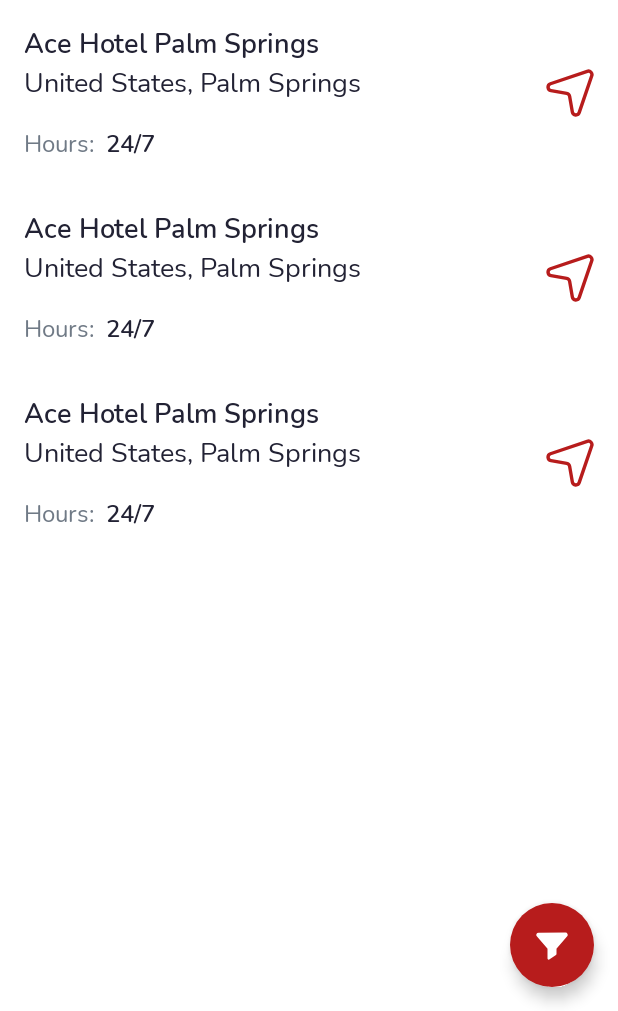
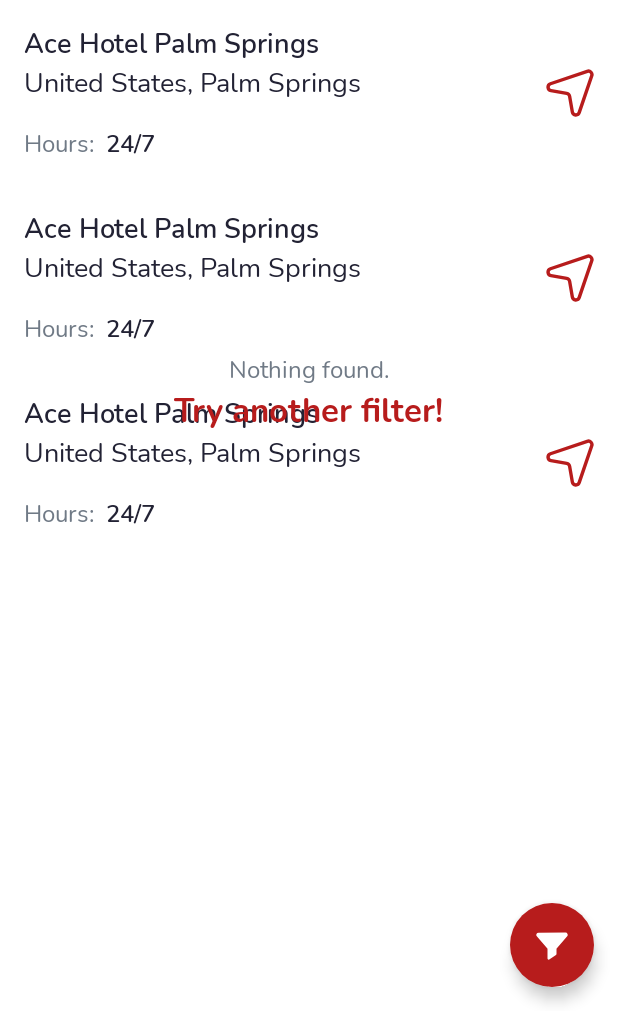
Before and after one commit to thejunglegiant/TeslaStations, an Android app: the layout fragment_stations_list.xml on its own in the app's theme, with its tools: preview values and no code run, on a phone screen of 412 x 824 dp, the part 225-1236 px from its top. Run offline under Robolectric (Android 15) with nearby library versions, the phone set to English and light mode, and no system bars.

Commit message:
small fixes

```diff
--- a/app/src/main/java/com/thejunglegiant/teslastations/presentation/list/PaginationListener.kt
+++ b/app/src/main/java/com/thejunglegiant/teslastations/presentation/core/PaginationListener.kt
@@ -1,8 +1,9 @@
-package com.thejunglegiant.teslastations.presentation.list
+package com.thejunglegiant.teslastations.presentation.core
 
 import android.widget.AbsListView
 import androidx.recyclerview.widget.LinearLayoutManager
 import androidx.recyclerview.widget.RecyclerView
+import com.thejunglegiant.teslastations.presentation.list.ListStationsViewModel
 
 class PaginationListener : RecyclerView.OnScrollListener() {
     var isLoading = false
--- a/app/src/main/java/com/thejunglegiant/teslastations/presentation/list/StationsListAdapter.kt
+++ b/app/src/main/java/com/thejunglegiant/teslastations/presentation/list/StationsListAdapter.kt
@@ -11,6 +11,8 @@ import com.thejunglegiant.teslastations.presentation.core.adapters.BaseAdapter
 import com.thejunglegiant.teslastations.presentation.core.adapters.BaseViewHolder
 
 class StationsListAdapter : BaseAdapter<StationEntity>() {
+    var isLastPage: Boolean = false
+
     override fun onCreateViewHolder(
         parent: ViewGroup,
         viewType: Int
@@ -46,11 +48,11 @@ class StationsListAdapter : BaseAdapter<StationEntity>() {
     }
 
     override fun getItemCount(): Int {
-        return super.getItemCount() + 1
+        return super.getItemCount() + if (isLastPage) 0 else 1
     }
 
     override fun getItemViewType(position: Int): Int {
-        return if (position == itemCount - 1) {
+        return if (position == itemCount - 1 && !isLastPage) {
             LOADING_VIEW_TYPE
         } else {
             STATION_VIEW_TYPE
--- a/app/src/main/java/com/thejunglegiant/teslastations/presentation/list/filter/models/FilterEvent.kt
+++ b/app/src/main/java/com/thejunglegiant/teslastations/presentation/list/filter/models/FilterEvent.kt
@@ -1,8 +1,10 @@
 package com.thejunglegiant.teslastations.presentation.list.filter.models
+
+import com.thejunglegiant.teslastations.domain.entity.CountryEntity
 
 sealed class FilterEvent {
     object EnterScreen : FilterEvent()
     object ContinentDisabled : FilterEvent()
     data class ContinentClicked(val continentId: Int) : FilterEvent()
-    data class CountryClicked(val countryIso: String) : FilterEvent()
+    data class CountryClicked(val country: CountryEntity) : FilterEvent()
 }
--- a/app/src/main/res/layout/fragment_stations_list.xml
+++ b/app/src/main/res/layout/fragment_stations_list.xml
@@ -25,6 +25,33 @@
         app:layout_behavior="@string/appbar_scrolling_view_behavior"
         tools:listitem="@layout/item_list_station" />
 
+    <LinearLayout
+        android:id="@+id/no_items_placeholder"
+        android:layout_width="match_parent"
+        android:layout_height="match_parent"
+        android:background="?android:attr/selectableItemBackgroundBorderless"
+        android:gravity="center"
+        android:orientation="vertical"
+        android:visibility="gone"
+        tools:visibility="visible">
+
+        <TextView
+            android:layout_width="wrap_content"
+            android:layout_height="wrap_content"
+            android:fontFamily="@font/nunito_regular"
+            android:text="@string/no_items_placeholder_small"
+            android:textColor="@color/gull_gray"
+            android:textSize="@dimen/text.size.medium" />
+
+        <TextView
+            android:layout_width="wrap_content"
+            android:layout_height="wrap_content"
+            android:fontFamily="@font/nunito_bold"
+            android:text="@string/no_items_placeholder_big"
+            android:textColor="@color/thunderbird"
+            android:textSize="@dimen/text.size.x_large" />
+    </LinearLayout>
+
     <com.google.android.material.floatingactionbutton.FloatingActionButton
         android:id="@+id/fab_filter"
         android:layout_width="wrap_content"
--- a/app/src/main/res/navigation/nav_graph.xml
+++ b/app/src/main/res/navigation/nav_graph.xml
@@ -31,6 +31,9 @@
             app:exitAnim="@anim/slide_out_right"
             app:popEnterAnim="@anim/slide_in_right"
             app:popExitAnim="@anim/slide_out_left" />
+        <action
+            android:id="@+id/action_mapFragment_to_regionFilterBottomDialog"
+            app:destination="@id/regionFilterBottomDialog" />
     </fragment>
 
     <fragment
--- a/app/src/main/res/values/strings.xml
+++ b/app/src/main/res/values/strings.xml
@@ -21,4 +21,6 @@
     <string name="filter_choose_country">Choose country:</string>
     <string name="filter">Filter</string>
     <string name="choose_continent_or_country">Choose continent or country at first</string>
+    <string name="no_items_placeholder_small">Nothing found.</string>
+    <string name="no_items_placeholder_big">Try another filter!</string>
 </resources>
```
Also changed, not shown: app/src/main/assets/continents.json (+4 -4 lines), app/src/main/assets/countries.json (+4 -4 lines), app/src/main/java/com/thejunglegiant/teslastations/presentation/list/ListStationsFragment.kt (+25 -30 lines), app/src/main/java/com/thejunglegiant/teslastations/presentation/list/filter/RegionFilterBottomDialog.kt (+18 -2 lines), app/src/main/java/com/thejunglegiant/teslastations/presentation/map/MapFragment.kt (+20 -1 lines), app/src/main/res/layout/layout_map_default.xml (+15 -6 lines), app/src/main/res/values/styles.xml (+10 -0 lines).
